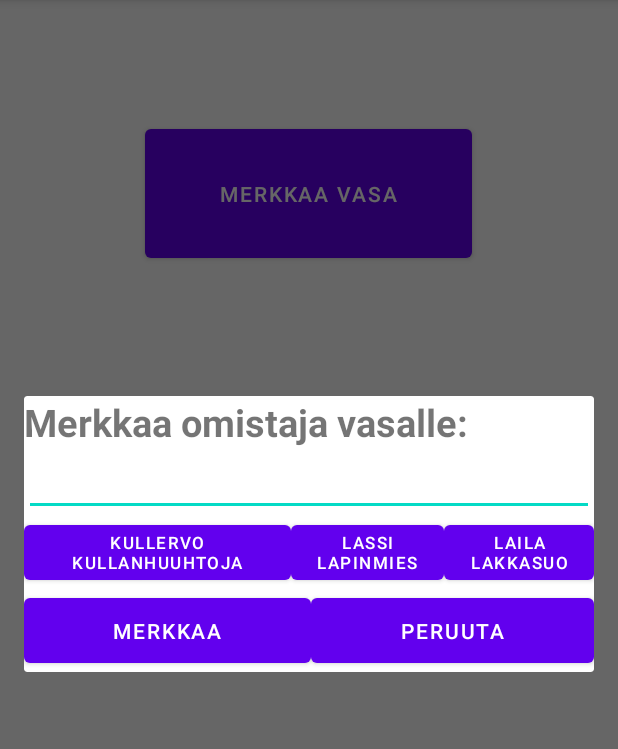
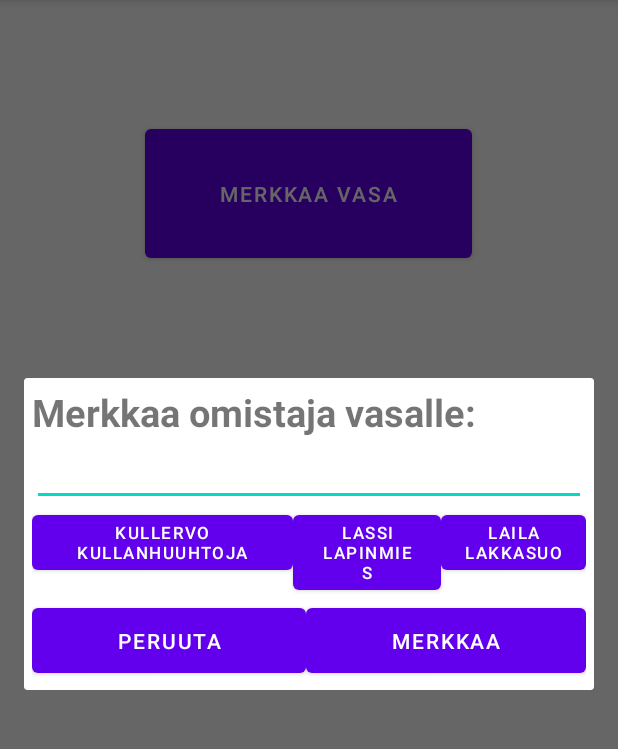
Before and after one commit to nopelius/CustomAlertDialog, an Android app: the screen it shows after launch (MainActivity), after a tap on "MERKKAA VASA", on a phone screen of 412 x 824 dp, the part 84-833 px from its top. Run offline under Robolectric (Android 15) with nearby library versions, the phone set to English and light mode, and no system bars.

Commit message:
Reformat alert dialog

```diff
--- a/app/src/main/java/com/example/customalertdialog/MainActivity.java
+++ b/app/src/main/java/com/example/customalertdialog/MainActivity.java
@@ -43,6 +43,7 @@ public class MainActivity extends AppCompatActivity {
         mBuilder.setView(mView);
         final AlertDialog dialog = mBuilder.create();
         dialog.show();
+        dialog.setCanceledOnTouchOutside(false);
         textView.setFocusableInTouchMode(true);
         textView.requestFocus();
         InputMethodManager imm = (InputMethodManager) getSystemService(Context.INPUT_METHOD_SERVICE);
@@ -50,6 +51,7 @@ public class MainActivity extends AppCompatActivity {
 
         Button markButton = mView.findViewById(R.id.markButton);
         markButton.setOnClickListener(v-> {
+            suggHandler.setSuggestion(textView.getText().toString());
             imm.hideSoftInputFromWindow(textView.getWindowToken(), 0);
             dialog.cancel();
         });
--- a/app/src/main/res/layout/custom_dialog.xml
+++ b/app/src/main/res/layout/custom_dialog.xml
@@ -2,7 +2,8 @@
 <RelativeLayout xmlns:android="http://schemas.android.com/apk/res/android"
     xmlns:app="http://schemas.android.com/apk/res-auto"
     android:layout_width="match_parent"
-    android:layout_height="match_parent">
+    android:layout_height="match_parent"
+    android:padding="5dp">
 
     <TextView
         android:id="@+id/textView"
@@ -26,7 +27,7 @@
         android:layout_centerHorizontal="true"
         android:layout_below="@id/autoCompleteTextView"
         android:orientation="horizontal"
-        android:layout_width="wrap_content"
+        android:layout_width="match_parent"
         android:layout_height="wrap_content"
         android:weightSum="3">
 
@@ -63,17 +64,17 @@
         android:layout_height="wrap_content"
         android:weightSum="2">
         <Button
+            android:id="@+id/cancelButton"
+            android:layout_width="wrap_content"
+            android:layout_height="55dp"
+            android:text="Peruuta"
+            android:layout_weight="1"/>
+        <Button
             android:id="@+id/markButton"
             android:layout_width="wrap_content"
             android:layout_height="55dp"
             android:text="Merkkaa"
             android:layout_weight="1"/>
-        <Button
-            android:id="@+id/cancelButton"
-            android:layout_width="wrap_content"
-            android:layout_height="55dp"
-            android:text="Peruuta"
-            android:layout_weight="1"/>
 
     </LinearLayout>
 </RelativeLayout>
```
